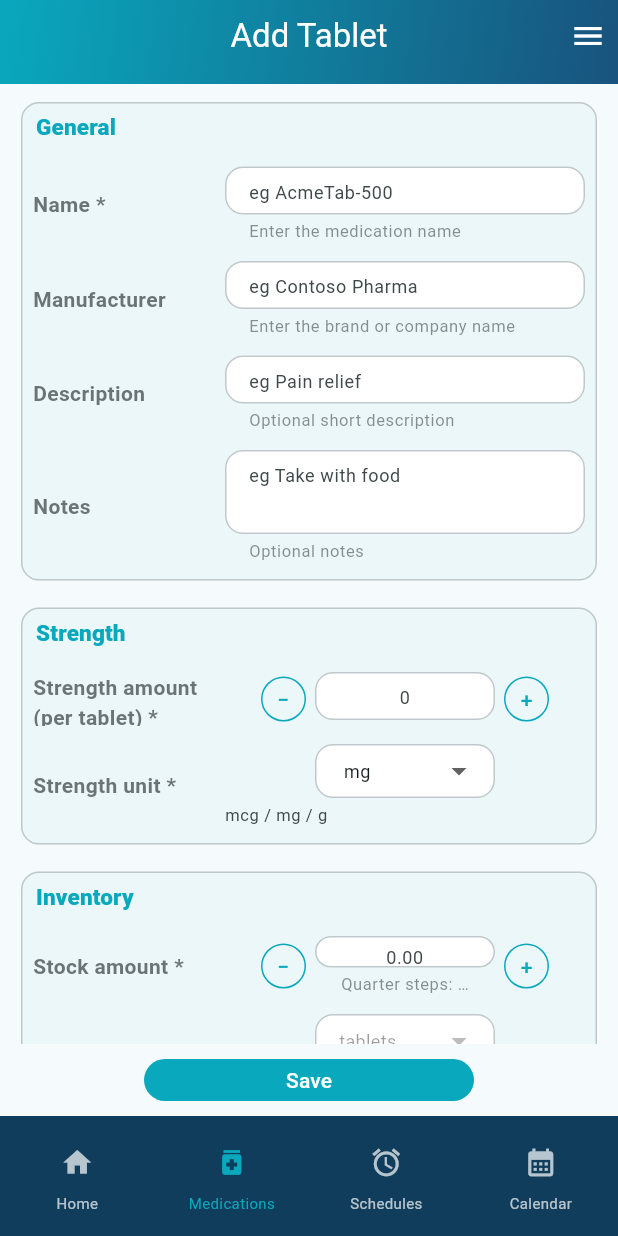
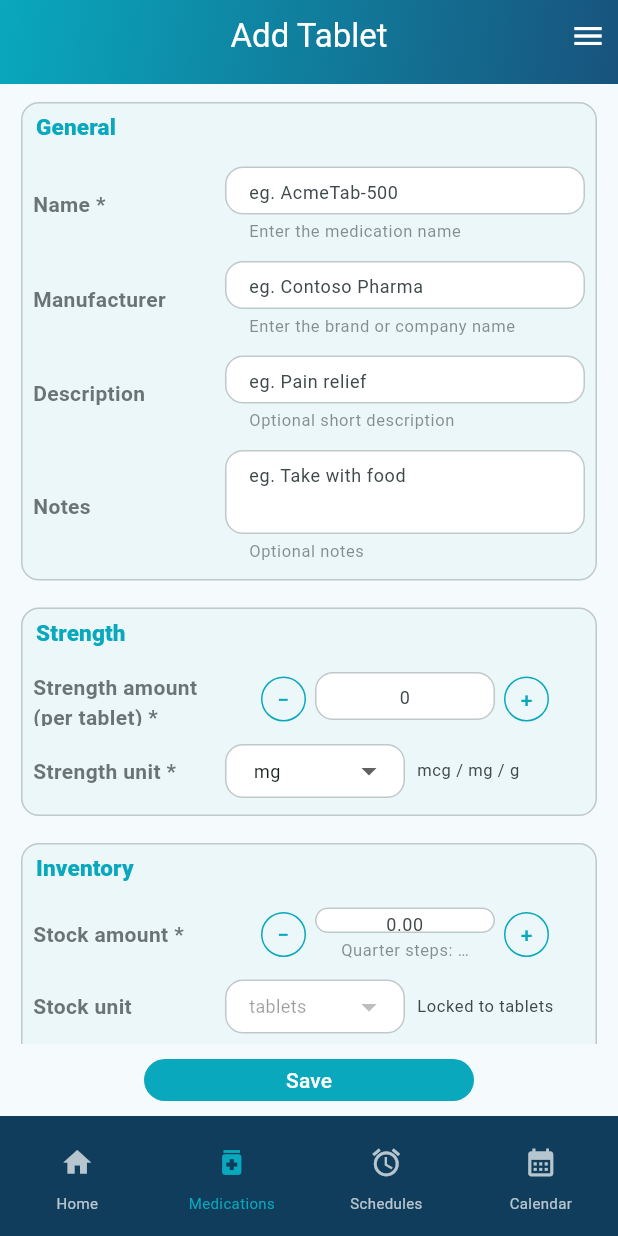
Before and after one commit to kinemspa/dosify_v5, a Flutter app: the AddEditTabletGeneralPage screen opened by its route, on a phone screen of 412 x 824 dp. Run offline on Flutter 3.47's test engine with Material 3 defaults, Android fonts, the phone set to English and light mode, and no system bars; our stand-ins replace flutter_local_notifications, flutter_riverpod, flutter_timezone, go_router, hive, hive_flutter and 4 more; missing offline and left inert: android_intent_plus; accounts and stored records are empty.

Commit message:
ui: enforce 36px field/dropdown height; center support text; standardize 'eg.' hints; move Expiry into Inventory; lighten unchecked checkbox color

```diff
--- a/lib/src/app/app.dart
+++ b/lib/src/app/app.dart
@@ -90,6 +90,19 @@ selectionColor: baseLight.colorScheme.primary.withValues(alpha: 0.3),
           tapTargetSize: MaterialTapTargetSize.shrinkWrap,
         ),
       ),
+      checkboxTheme: CheckboxThemeData(
+        materialTapTargetSize: MaterialTapTargetSize.shrinkWrap,
+        fillColor: WidgetStateProperty.resolveWith((states) {
+          if (states.contains(WidgetState.selected)) return baseLight.colorScheme.primary;
+          return Colors.transparent; // no fill when unchecked
+        }),
+        checkColor: WidgetStatePropertyAll(baseLight.colorScheme.onPrimary),
+        side: WidgetStateBorderSide.resolveWith((states) {
+          final color = baseLight.colorScheme.onSurfaceVariant.withValues(alpha: 0.60);
+          return BorderSide(color: color, width: 1.5);
+        }),
+        overlayColor: WidgetStatePropertyAll(baseLight.colorScheme.primary.withValues(alpha: 0.08)),
+      ),
       floatingActionButtonTheme: FloatingActionButtonThemeData(
         backgroundColor: baseLight.colorScheme.primary,
         foregroundColor: baseLight.colorScheme.onPrimary,
@@ -174,6 +187,19 @@ selectionColor: baseDark.colorScheme.primary.withValues(alpha: 0.3),
           tapTargetSize: MaterialTapTargetSize.shrinkWrap,
         ),
       ),
+      checkboxTheme: CheckboxThemeData(
+        materialTapTargetSize: MaterialTapTargetSize.shrinkWrap,
+        fillColor: WidgetStateProperty.resolveWith((states) {
+          if (states.contains(WidgetState.selected)) return baseDark.colorScheme.primary;
+          return Colors.transparent;
+        }),
+        checkColor: WidgetStatePropertyAll(baseDark.colorScheme.onPrimary),
+        side: WidgetStateBorderSide.resolveWith((states) {
+          final color = baseDark.colorScheme.onSurfaceVariant.withValues(alpha: 0.60);
+          return BorderSide(color: color, width: 1.5);
+        }),
+        overlayColor: WidgetStatePropertyAll(baseDark.colorScheme.primary.withValues(alpha: 0.12)),
+      ),
       floatingActionButtonTheme: FloatingActionButtonThemeData(
         backgroundColor: baseDark.colorScheme.primary,
         foregroundColor: baseDark.colorScheme.onPrimary,
--- a/lib/src/features/medications/presentation/add_edit_tablet_general_page.dart
+++ b/lib/src/features/medications/presentation/add_edit_tablet_general_page.dart
@@ -282,7 +282,7 @@ return SizedBox(
                     controller: _nameCtrl,
                     textAlign: TextAlign.left,
                     textCapitalization: TextCapitalization.sentences,
-                    decoration: _dec(label: 'Name *', hint: 'eg AcmeTab-500', helper: 'Enter the medication name'),
+                    decoration: _dec(label: 'Name *', hint: 'eg. AcmeTab-500', helper: 'Enter the medication name'),
                     validator: (v) => (v == null || v.trim().isEmpty) ? 'Required' : null,
                     onChanged: (_) => setState(() {}),
                   ),
@@ -293,7 +293,7 @@ return SizedBox(
                     controller: _manufacturerCtrl,
                     textAlign: TextAlign.left,
                     textCapitalization: TextCapitalization.sentences,
-                    decoration: _dec(label: 'Manufacturer', hint: 'eg Contoso Pharma', helper: 'Enter the brand or company name'),
+                    decoration: _dec(label: 'Manufacturer', hint: 'eg. Contoso Pharma', helper: 'Enter the brand or company name'),
                     onChanged: (_) => setState(() {}),
                   ),
                 ),
@@ -303,7 +303,7 @@ return SizedBox(
                     controller: _descriptionCtrl,
                     textAlign: TextAlign.left,
                     textCapitalization: TextCapitalization.sentences,
-                    decoration: _dec(label: 'Description', hint: 'eg Pain relief', helper: 'Optional short description'),
+                    decoration: _dec(label: 'Description', hint: 'eg. Pain relief', helper: 'Optional short description'),
                     onChanged: (_) => setState(() {}),
                   ),
                 ),
@@ -316,7 +316,7 @@ return SizedBox(
                     keyboardType: TextInputType.multiline,
                     minLines: 2,
                     maxLines: null,
-                    decoration: _dec(label: 'Notes', hint: 'eg Take with food', helper: 'Optional notes'),
+                    decoration: _dec(label: 'Notes', hint: 'eg. Take with food', helper: 'Optional notes'),
                     onChanged: (_) => setState(() {}),
                   ),
                 ),
@@ -369,13 +369,10 @@ height: 36,
                 ),
                 _rowLabelField(
                   label: 'Strength unit *',
-                  field: Column(
-                    crossAxisAlignment: CrossAxisAlignment.start,
+                  field: Row(
                     children: [
-                      Align(
-                        alignment: Alignment.center,
-                        child: SizedBox(
-                          height: 36,
+                      SizedBox(
+                        height: kFieldHeight,
                         width: 120,
                         child: DropdownButtonFormField<Unit>(
                           value: _strengthUnit,
@@ -395,13 +392,20 @@ height: 36,
                                   ))
                               .toList(),
                           onChanged: (u) => setState(() => _strengthUnit = u ?? _strengthUnit),
-                            // No label/helper inside the field to avoid height squeeze
                           decoration: _decDrop(label: '', hint: null, helper: null),
                         ),
                       ),
+                      const SizedBox(width: 8),
+                      SizedBox(
+                        height: kFieldHeight,
+                        child: Align(
+                          alignment: Alignment.centerLeft,
+                          child: Text(
+                            'mcg / mg / g',
+                            style: Theme.of(context).textTheme.bodySmall?.copyWith(fontSize: 11, color: Theme.of(context).colorScheme.onSurfaceVariant),
                           ),
-                      const SizedBox(height: 4),
-                      Text('mcg / mg / g', style: Theme.of(context).textTheme.bodySmall?.copyWith(fontSize: 11, color: Theme.of(context).colorScheme.onSurfaceVariant)),
+                        ),
+                      ),
                     ],
                   ),
                 ),
@@ -412,7 +416,7 @@ height: 36,
                 _rowLabelField(
                   label: 'Stock amount *',
                   field: SizedBox(
-                    height: 40,
+                    height: kFieldHeight,
                     child: Row(
                       mainAxisAlignment: MainAxisAlignment.center,
                       children: [
@@ -472,13 +476,10 @@ height: 36,
                 ),
                 _rowLabelField(
                   label: 'Stock unit',
-                  field: Column(
-                    crossAxisAlignment: CrossAxisAlignment.start,
+                  field: Row(
                     children: [
-                      Align(
-                        alignment: Alignment.center,
-                        child: SizedBox(
-                          height: 36,
+                      SizedBox(
+                        height: kFieldHeight,
                         width: 120,
                         child: DropdownButtonFormField<String>(
                           value: 'tablets',
@@ -492,13 +493,17 @@ height: 36,
                               .toList(),
                           items: const [DropdownMenuItem(value: 'tablets', child: Center(child: Text('tablets')))],
                           onChanged: null, // locked
-                            // No label/helper inside the field to avoid height squeeze
                           decoration: _decDrop(label: '', hint: null, helper: null),
                         ),
                       ),
+                      const SizedBox(width: 8),
+                      SizedBox(
+                        height: kFieldHeight,
+                        child: Align(
+                          alignment: Alignment.centerLeft,
+                          child: Text('Locked to tablets', style: Theme.of(context).textTheme.bodySmall?.copyWith(fontSize: 11, color: Theme.of(context).colorScheme.onSurfaceVariant)),
                         ),
-                      const SizedBox(height: 4),
-                      Text('Locked to tablets', style: Theme.of(context).textTheme.bodySmall?.copyWith(fontSize: 11, color: Theme.of(context).colorScheme.onSurfaceVariant)),
+                      ),
                     ],
                   ),
                 ),
@@ -530,6 +535,27 @@ field: Row(
                       helper: 'Required when enabled',
                     ),
                   ),
+                _rowLabelField(
+                  label: 'Expiry date',
+                  field: SizedBox(
+                    height: kFieldHeight,
+                    child: OutlinedButton.icon(
+                      onPressed: () async {
+                        final now = DateTime.now();
+                        final picked = await showDatePicker(
+                          context: context,
+                          firstDate: DateTime(now.year - 1),
+                          lastDate: DateTime(now.year + 10),
+                          initialDate: _expiryDate ?? now,
+                        );
+                        if (picked != null) setState(() => _expiryDate = picked);
+                      },
+                      icon: const Icon(Icons.calendar_today, size: 18),
+                      label: Text(_expiryDate == null ? 'Select date' : _fmtDate(_expiryDate!)),
+                      style: OutlinedButton.styleFrom(minimumSize: const Size(0, kFieldHeight)),
+                    ),
+                  ),
+                ),
               ], trailing: _inventorySummary()),
 
               // Storage
@@ -551,7 +577,7 @@ field: Row(
                     controller: _storageLocationCtrl,
                     textAlign: TextAlign.left,
                     textCapitalization: TextCapitalization.sentences,
-                    decoration: _dec(label: 'Location', hint: 'eg Bathroom cabinet', helper: 'Optional'),
+                    decoration: _dec(label: 'Location', hint: 'eg. Bathroom cabinet', helper: 'Optional'),
                     onChanged: (_) => setState(() {}),
                   ),
                 ),
@@ -604,27 +630,6 @@ field: Row(
                 ),
               ], trailing: _storageSummary()),
 
-              // Expiry moved under Inventory
-              _rowLabelField(
-                label: 'Expiry date',
-                field: SizedBox(
-height: 36,
-                  child: OutlinedButton.icon(
-                      onPressed: () async {
-                        final now = DateTime.now();
-                        final picked = await showDatePicker(
-                          context: context,
-                          firstDate: DateTime(now.year - 1),
-                          lastDate: DateTime(now.year + 10),
-                          initialDate: _expiryDate ?? now,
-                        );
-                        if (picked != null) setState(() => _expiryDate = picked);
-                      },
-                      icon: const Icon(Icons.calendar_today, size: 18),
-                      label: Text(_expiryDate == null ? 'Select date' : _fmtDate(_expiryDate!)),
-                    ),
-                  ),
-                ),
             ],
           ),
         ),
```
Also changed, not shown: lib/src/features/medications/presentation/add_edit_tablet_hybrid_page.dart (+16 -13 lines), lib/src/features/settings/presentation/form_field_styles_page.dart (+4 -4 lines). Lines whose indentation alone changed are shown as unchanged.
